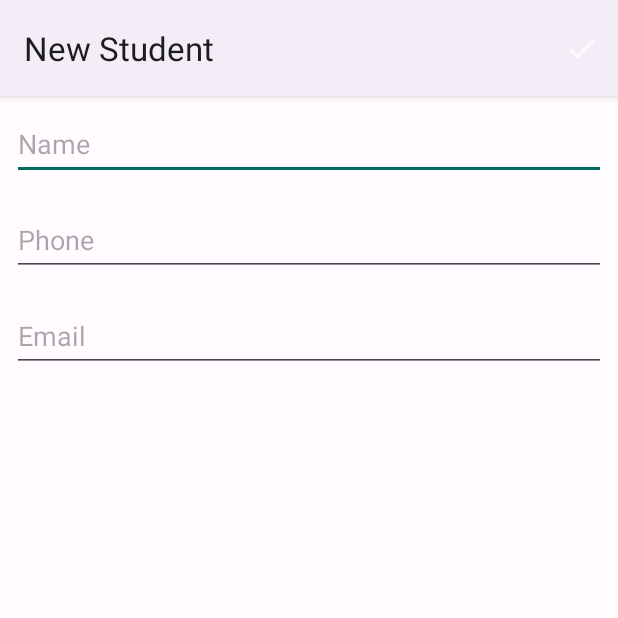
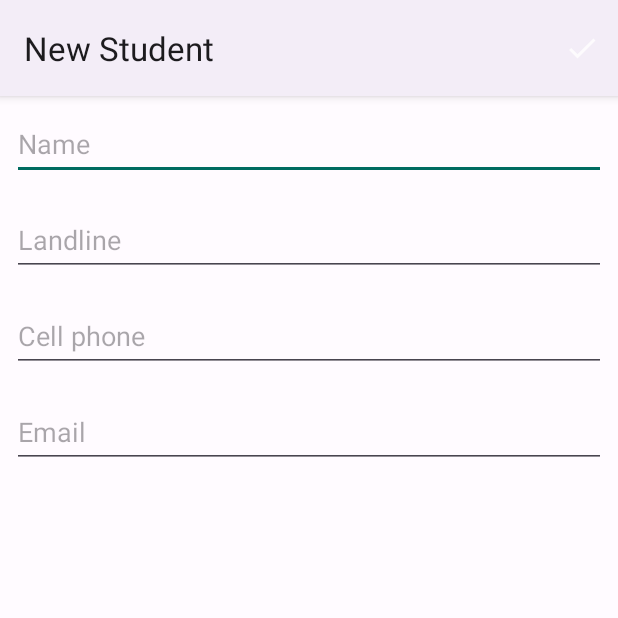
Before and after one commit to avatarrrrr/Schedule, an Android app: the screen it shows after launch (NewOrEditStudentFormActivity), after a tap on "Add new student button", on a phone screen of 412 x 824 dp, the top half of it. Run offline under Robolectric (Android 15) with nearby library versions, the phone set to English and light mode, and no system bars; our stand-ins replace Room's generated code.

Commit message:
[feat] class 21

```diff
--- a/app/src/main/java/br/com/alura/schedule/database/ScheduleDatabase.java
+++ b/app/src/main/java/br/com/alura/schedule/database/ScheduleDatabase.java
@@ -9,12 +9,14 @@ import androidx.room.TypeConverters;
 
 import br.com.alura.schedule.R;
 import br.com.alura.schedule.database.converters.CalendarConverter;
+import br.com.alura.schedule.database.converters.TelephoneTypeConverter;
 import br.com.alura.schedule.database.dao.RoomStudentDAO;
 import br.com.alura.schedule.database.migrations.Migrations;
 import br.com.alura.schedule.models.Student;
+import br.com.alura.schedule.models.Telephone;
 
-@Database(version = 4, entities = {Student.class}, exportSchema = false)
-@TypeConverters({CalendarConverter.class})
+@Database(version = 5, entities = {Student.class, Telephone.class}, exportSchema = false)
+@TypeConverters({CalendarConverter.class, TelephoneTypeConverter.class})
 public abstract class ScheduleDatabase extends RoomDatabase {
     private static ScheduleDatabase instance;
 
--- /dev/null
+++ b/app/src/main/java/br/com/alura/schedule/models/enums/TelephoneType.java
@@ -0,0 +1,5 @@
+package br.com.alura.schedule.models.enums;
+
+public enum TelephoneType {
+    LANDLINE, CELL_PHONE
+}
--- a/app/src/main/java/br/com/alura/schedule/ui/activity/NewOrEditStudentFormActivity.java
+++ b/app/src/main/java/br/com/alura/schedule/ui/activity/NewOrEditStudentFormActivity.java
@@ -20,8 +20,9 @@ public class NewOrEditStudentFormActivity extends AppCompatActivity {
     private Student student = null;
     private RoomStudentDAO dao;
     private EditText nameEditText;
-    private EditText phoneEditText;
+    private EditText landlineEditText;
     private EditText emailEditText;
+    private EditText cellPhoneEditText;
 
 
     @Override
@@ -46,6 +47,15 @@ public class NewOrEditStudentFormActivity extends AppCompatActivity {
         return super.onOptionsItemSelected(item);
     }
 
+    private void initializeViews() {
+        nameEditText = findViewById(R.id.activity_student_form_name);
+        landlineEditText = findViewById(R.id.activity_student_form_landline);
+        emailEditText = findViewById(R.id.activity_student_form_email);
+        cellPhoneEditText = findViewById(R.id.activity_student_form_cell_phone);
+
+        isEdit();
+    }
+
     private void save() {
         fillStudent();
         if (student.hasValidIdentifier()) {
@@ -58,16 +68,9 @@ public class NewOrEditStudentFormActivity extends AppCompatActivity {
 
     private void fillStudent() {
         student.setName(nameEditText.getText().toString());
-        student.setTelephone(phoneEditText.getText().toString());
+//        student.setLandline(landlineEditText.getText().toString());
         student.setEmail(emailEditText.getText().toString());
-    }
-
-    private void initializeViews() {
-        nameEditText = findViewById(R.id.activity_student_form_name);
-        phoneEditText = findViewById(R.id.activity_student_form_telephone);
-        emailEditText = findViewById(R.id.activity_student_form_email);
-
-        isEdit();
+//        student.setCellPhone(cellPhoneEditText.getText().toString());
     }
 
     private void isEdit() {
@@ -77,8 +80,9 @@ public class NewOrEditStudentFormActivity extends AppCompatActivity {
             setTitle(getString(R.string.new_or_edit_student_form_activity_title_edit));
             student = intent.getExtras().getParcelable(STUDENT_KEY);
             nameEditText.setText(student.getName());
-            phoneEditText.setText(student.getTelephone());
+//            landlineEditText.setText(student.getLandline());
             emailEditText.setText(student.getEmail());
+//            cellPhoneEditText.setText(student.getCellPhone());
         } else {
             setTitle(getString(R.string.new_or_edit_student_form_activity_title_new));
             student = new Student();
--- a/app/src/main/java/br/com/alura/schedule/ui/adapter/StudentsListAdapter.java
+++ b/app/src/main/java/br/com/alura/schedule/ui/adapter/StudentsListAdapter.java
@@ -59,7 +59,7 @@ public class StudentsListAdapter extends BaseAdapter {
     private void assignStudentOnView(int position, ViewHolder holder) {
         final Student student = this.students.get(position);
         holder.name.setText(student.getName());
-        holder.telephone.setText(student.getTelephone());
+//        holder.telephone.setText(student.getLandline());
     }
 
 
--- a/app/src/main/res/layout/activity_new_or_edit_student_form.xml
+++ b/app/src/main/res/layout/activity_new_or_edit_student_form.xml
@@ -21,12 +21,22 @@
             android:inputType="textCapWords" />
 
         <EditText
-            android:id="@+id/activity_student_form_telephone"
+            android:id="@+id/activity_student_form_landline"
             android:layout_width="match_parent"
             android:layout_height="48dp"
             android:layout_margin="8dp"
             android:autofillHints="phone"
-            android:hint="@string/phone"
+            android:hint="@string/activity_new_or_edit_student_form_landline_hint"
+            android:importantForAutofill="yes"
+            android:inputType="phone" />
+
+        <EditText
+            android:id="@+id/activity_student_form_cell_phone"
+            android:layout_width="match_parent"
+            android:layout_height="48dp"
+            android:layout_margin="8dp"
+            android:autofillHints="phone"
+            android:hint="@string/activity_new_or_edit_student_form_cell_phone_hint"
             android:importantForAutofill="yes"
             android:inputType="phone" />
 
--- a/app/src/main/res/values/strings.xml
+++ b/app/src/main/res/values/strings.xml
@@ -2,7 +2,6 @@
     <string name="app_name">Schedule</string>
     <string name="title_activity_student_form">StudentFormActivity</string>
     <string name="name">Name</string>
-    <string name="phone">Phone</string>
     <string name="email">Email</string>
     <string name="save_student">Save student</string>
     <string name="add_new_student">Add new student button</string>
@@ -10,4 +9,6 @@
     <string name="students_list_activity_title">Student list 👇🏾</string>
     <string name="new_or_edit_student_form_activity_title_edit">Edit Student</string>
     <string name="new_or_edit_student_form_activity_title_new">New Student</string>
+    <string name="activity_new_or_edit_student_form_landline_hint">Landline</string>
+    <string name="activity_new_or_edit_student_form_cell_phone_hint">Cell phone</string>
 </resources>
```
Also changed, not shown: app/src/main/java/br/com/alura/schedule/database/converters/TelephoneTypeConverter.java (added, +23 -0 lines), app/src/main/java/br/com/alura/schedule/database/migrations/Migrations.java (+23 -8 lines), app/src/main/java/br/com/alura/schedule/models/Student.java (+1 -16 lines), app/src/main/java/br/com/alura/schedule/models/Telephone.java (added, +77 -0 lines).
